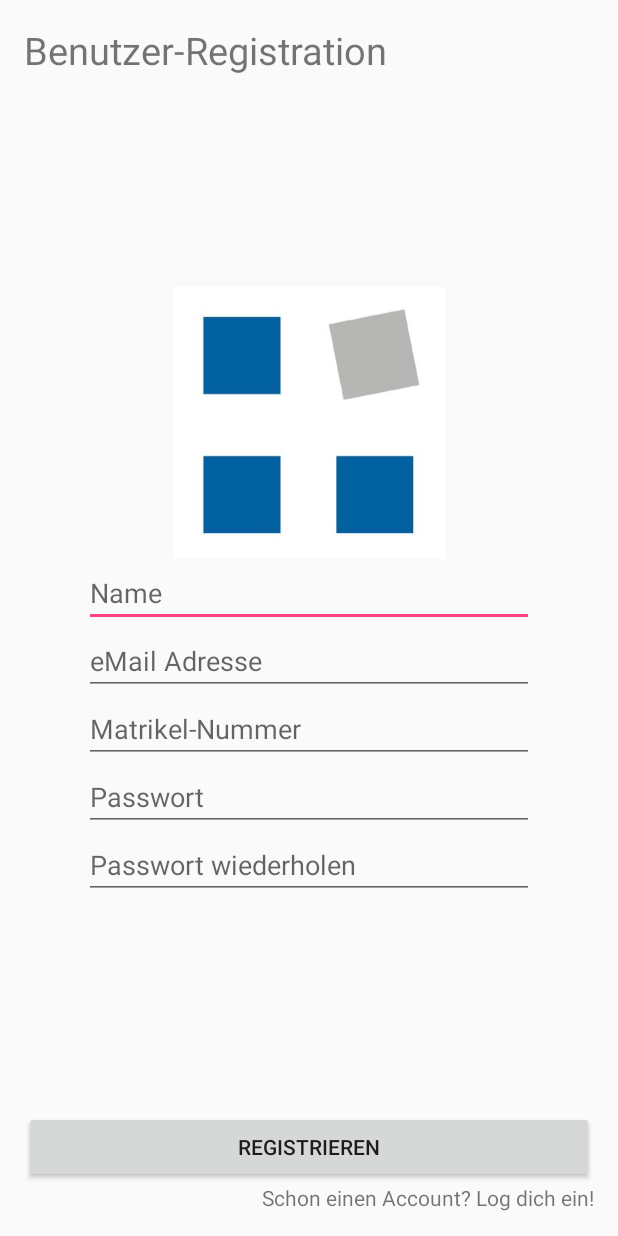
After one commit to Resoulance/mge_gadgeothek, an Android app: the layout activity_register_alternative.xml on its own in the app's theme, with its tools: preview values and no code run, on a phone screen of 412 x 824 dp. The commit adds this screen. Run offline under Robolectric (Android 15) with nearby library versions, the phone set to English and light mode, and no system bars.

Commit message:
added alternative Register Layout as suggestion
added alternative Register Layout as suggestion

```diff
--- a/Gadgeothek/app/src/main/java/net/resoulance/gadgeothek/MainActivity.java
+++ b/Gadgeothek/app/src/main/java/net/resoulance/gadgeothek/MainActivity.java
@@ -16,6 +16,7 @@ public class MainActivity extends AppCompatActivity {
 
         Button toLogin = (Button) findViewById(R.id.toLoginButton);
         Button toRegister = (Button) findViewById(R.id.toRegisterButton);
+        Button toRegisterAlternative = (Button) findViewById(R.id.toRegsterAlternative);
 
         toLogin.setOnClickListener(new View.OnClickListener(){
             @Override
@@ -30,5 +31,12 @@ public class MainActivity extends AppCompatActivity {
                 setContentView(R.layout.activity_register);
             }
         });
+
+        toRegisterAlternative.setOnClickListener(new View.OnClickListener(){
+            @Override
+            public void onClick(View view){
+                setContentView(R.layout.activity_register_alternative);
+            }
+        });
     }
 }
--- a/Gadgeothek/app/src/main/res/layout/activity_main.xml
+++ b/Gadgeothek/app/src/main/res/layout/activity_main.xml
@@ -41,4 +41,10 @@
         android:layout_height="wrap_content"
         android:text="to_Register" />
 
+    <Button
+        android:id="@+id/toRegsterAlternative"
+        android:layout_width="match_parent"
+        android:layout_height="wrap_content"
+        android:text="to_RegisterAlternative" />
+
 </LinearLayout>
--- /dev/null
+++ b/Gadgeothek/app/src/main/res/layout/activity_register_alternative.xml
@@ -0,0 +1,109 @@
+<?xml version="1.0" encoding="utf-8"?>
+<LinearLayout xmlns:android="http://schemas.android.com/apk/res/android"
+    xmlns:app="http://schemas.android.com/apk/res-auto"
+    xmlns:tools="http://schemas.android.com/tools"
+    android:layout_width="match_parent"
+    android:layout_height="match_parent"
+    android:layout_margin="16dp"
+    android:layout_marginHorizontal="8dp"
+    app:layout_behavior="@string/appbar_scrolling_view_behavior"
+    tools:context="net.resoulance.gadgeothek.RegisterActivity"
+    android:orientation="vertical">
+
+    <TextView
+        android:id="@+id/h1"
+        android:layout_width="match_parent"
+        android:layout_height="wrap_content"
+        android:layout_weight="1"
+        android:text="Benutzer-Registration"
+        android:textSize="25sp" />
+
+    <ImageView
+        android:id="@+id/imageView"
+        android:layout_width="188dp"
+        android:layout_height="181dp"
+        android:layout_gravity="center_horizontal"
+        app:srcCompat="@drawable/hsr_logo" />
+
+    <Space
+        android:layout_width="match_parent"
+        android:layout_height="wrap_content" />
+
+
+    <LinearLayout
+        android:layout_width="match_parent"
+        android:layout_height="wrap_content"
+        android:orientation="vertical"
+        android:paddingLeft="40dp"
+        android:paddingRight="40dp">
+
+
+        <EditText
+            android:id="@+id/nameText"
+            android:layout_width="match_parent"
+            android:layout_height="wrap_content"
+            android:ems="10"
+            android:hint="Name"
+            android:inputType="textPersonName" />
+
+        <EditText
+            android:id="@+id/eMailText"
+            android:layout_width="match_parent"
+            android:layout_height="wrap_content"
+            android:ems="10"
+            android:hint="eMail Adresse"
+            android:inputType="textEmailAddress" />
+
+        <EditText
+            android:id="@+id/matrikelnummerText"
+            android:layout_width="match_parent"
+            android:layout_height="wrap_content"
+            android:ems="10"
+            android:hint="Matrikel-Nummer"
+            android:inputType="textPersonName" />
+
+        <EditText
+            android:id="@+id/passwortTextEins"
+            android:layout_width="match_parent"
+            android:layout_height="wrap_content"
+            android:contentDescription="Passwort"
+            android:ems="10"
+            android:hint="Passwort"
+            android:inputType="textPassword" />
+
+        <EditText
+            android:id="@+id/passwortTextZwei"
+            android:layout_width="match_parent"
+            android:layout_height="wrap_content"
+            android:ems="10"
+            android:hint="Passwort wiederholen"
+            android:inputType="textPassword" />
+
+
+    </LinearLayout>
+
+    <LinearLayout
+        android:layout_width="match_parent"
+        android:layout_height="wrap_content"
+        android:layout_gravity="bottom"
+        android:layout_weight="1"
+        android:gravity="bottom"
+        android:orientation="vertical">
+
+        <Button
+            android:id="@+id/registrierenButton"
+            android:layout_width="match_parent"
+            android:layout_height="wrap_content"
+            android:layout_gravity="bottom"
+            android:text="Registrieren" />
+
+        <TextView
+            android:id="@+id/textView6"
+            android:layout_width="match_parent"
+            android:layout_height="wrap_content"
+            android:gravity="right"
+            android:text="Schon einen Account? Log dich ein!" />
+
+    </LinearLayout>
+
+</LinearLayout>
```
